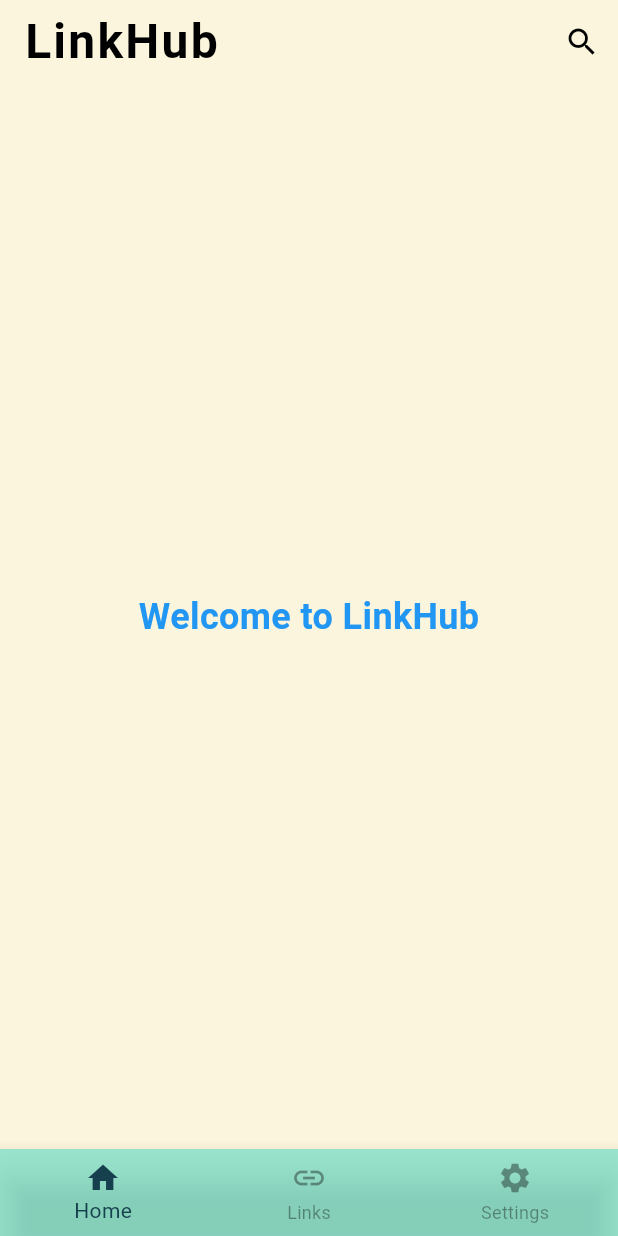
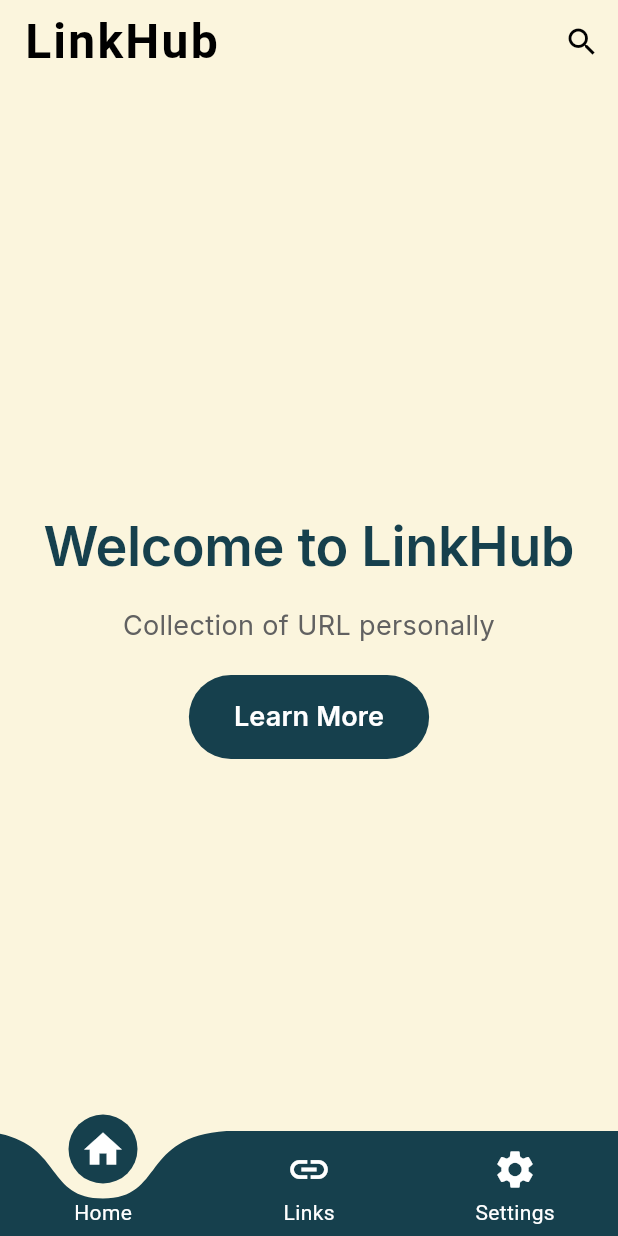
Before and after one commit to apiz23/Link-Hub, a Flutter app: the screen it shows after launch, on a phone screen of 412 x 824 dp. Run offline on Flutter 3.47's test engine with Material 3 defaults, Android fonts, the phone set to English and light mode, and no system bars; drawn by our look-alikes of curved_labeled_navigation_bar; our stand-ins replace google_fonts, qr_flutter, supabase_flutter; accounts and stored records are empty.

Commit message:
update new bottom nav

```diff
--- a/lib/app_theme.dart
+++ b/lib/app_theme.dart
@@ -3,10 +3,10 @@ import 'package:google_fonts/google_fonts.dart';
 
 class AppTheme {
   static ThemeData lightTheme = ThemeData(
-    primaryColor: Colors.deepPurple,
+    primaryColor: const Color.fromARGB(255, 255, 255, 255),
     scaffoldBackgroundColor: Color(0xFFFBF5DD),
     colorScheme: ColorScheme.light(
-      primary: Colors.deepPurple,
+      primary: Colors.white,
       secondary: Colors.amber,
     ),
   );
--- a/lib/components/link_card.dart
+++ b/lib/components/link_card.dart
@@ -14,7 +14,7 @@ class LinkCard extends StatelessWidget {
   @override
   Widget build(BuildContext context) {
     return Padding(
-      padding: const EdgeInsets.symmetric(horizontal: 16.0, vertical: 8.0),
+      padding: const EdgeInsets.symmetric(horizontal: 16.0, vertical: 2.0),
       child: Card(
         elevation: 4,
         shape: RoundedRectangleBorder(borderRadius: BorderRadius.circular(12)),
@@ -43,7 +43,7 @@ class LinkCard extends StatelessWidget {
                         link.name,
                         style: const TextStyle(
                           fontSize: 18,
-                          fontWeight: FontWeight.bold,
+                          fontWeight: FontWeight.w600,
                         ),
                       ),
                     ],
--- a/lib/main.dart
+++ b/lib/main.dart
@@ -26,7 +26,6 @@ class MyApp extends StatelessWidget {
       debugShowCheckedModeBanner: false,
       title: 'Link Hub',
       theme: AppTheme.lightTheme,
-      darkTheme: AppTheme.darkTheme,
       themeMode: ThemeMode.system,
       home: const HomeScreen(),
     );
--- a/lib/views/home.dart
+++ b/lib/views/home.dart
@@ -1,4 +1,5 @@
 import 'package:flutter/material.dart';
+import 'package:google_fonts/google_fonts.dart';
 
 class HomeView extends StatefulWidget {
   const HomeView({super.key});
@@ -11,6 +12,7 @@ class _HomeViewState extends State<HomeView> {
   @override
   Widget build(BuildContext context) {
     return Scaffold(
+      backgroundColor: Color(0xFFFBF5DD),
       appBar: AppBar(
         backgroundColor: Color(0xFFFBF5DD),
         elevation: 0,
@@ -20,8 +22,7 @@ class _HomeViewState extends State<HomeView> {
               fontSize: 32,
               fontWeight: FontWeight.bold,
               color: Colors.black,
-              letterSpacing: 1.5
-          ),
+              letterSpacing: 1.5),
         ),
         actions: [
           IconButton(
@@ -30,14 +31,53 @@ class _HomeViewState extends State<HomeView> {
           ),
         ],
       ),
-      body: Center(
-        child: Text(
-          'Welcome to LinkHub',
-          style: TextStyle(
-            fontSize: 24,
-            fontWeight: FontWeight.w600,
-            color: Colors.blue,
-          ),
+      body: Container(
+        padding: EdgeInsets.fromLTRB(20, 50, 20, 10),
+        child: Column(
+          mainAxisAlignment: MainAxisAlignment.center,
+          crossAxisAlignment: CrossAxisAlignment.center,
+          children: [
+            Text(
+              'Welcome to LinkHub',
+              style: GoogleFonts.inter(
+                textStyle: Theme.of(context).textTheme.displayLarge,
+                fontSize: 36,
+                fontWeight: FontWeight.w600,
+                color: Color(0xFF16404D),
+              ),
+            ),
+            SizedBox(height: 20),
+            Text(
+              'Collection of URL personally',
+              textAlign: TextAlign.center,
+              style: GoogleFonts.inter(
+                fontSize: 18,
+                fontWeight: FontWeight.w400,
+                color: Colors.grey[700],
+              ),
+            ),
+            SizedBox(height: 20),
+            Row(
+              mainAxisAlignment: MainAxisAlignment.center,
+              children: [
+                TextButton(
+                  onPressed: () {},
+                  style: ElevatedButton.styleFrom(
+                    backgroundColor: Color(0xFF16404D),
+                    padding: EdgeInsets.symmetric(horizontal: 30, vertical: 15),
+                  ),
+                  child: Text(
+                    'Learn More',
+                    style: GoogleFonts.inter(
+                      fontSize: 18,
+                      fontWeight: FontWeight.w600,
+                      color: Colors.white,
+                    ),
+                  ),
+                ),
+              ],
+            ),
+          ],
         ),
       ),
     );
--- a/lib/widgets/bottom_nav.dart
+++ b/lib/widgets/bottom_nav.dart
@@ -1,3 +1,5 @@
+import 'package:curved_labeled_navigation_bar/curved_navigation_bar.dart';
+import 'package:curved_labeled_navigation_bar/curved_navigation_bar_item.dart';
 import 'package:flutter/material.dart';
 
 class BottomNavBar extends StatelessWidget {
@@ -12,24 +14,27 @@ class BottomNavBar extends StatelessWidget {
 
   @override
   Widget build(BuildContext context) {
-    return BottomNavigationBar(
-      currentIndex: currentIndex,
+    return CurvedNavigationBar(
+      backgroundColor: Color(0xFFFBF5DD),
+      color: const Color(0xFF16404D),
+      animationDuration: const Duration(milliseconds: 300),
+      index: currentIndex,
       onTap: onTap,
-      backgroundColor: Color(0xAA6CDDC6),
-      selectedItemColor: Color(0xFF16404D),
-      unselectedItemColor: Colors.black38,
-      items: const [
-        BottomNavigationBarItem(
-          icon: Icon(Icons.home),
+      items: [
+        CurvedNavigationBarItem(
+          child: const Icon(Icons.home, size: 30, color: Colors.white),
           label: 'Home',
+          labelStyle: const TextStyle(color: Colors.white),
         ),
-        BottomNavigationBarItem(
-          icon: Icon(Icons.link),
+        CurvedNavigationBarItem(
+          child: const Icon(Icons.link, size: 30, color: Colors.white),
           label: 'Links',
+          labelStyle: const TextStyle(color: Colors.white),
         ),
-        BottomNavigationBarItem(
-          icon: Icon(Icons.settings),
+        CurvedNavigationBarItem(
+          child: const Icon(Icons.settings, size: 30, color: Colors.white),
           label: 'Settings',
+          labelStyle: const TextStyle(color: Colors.white),
         ),
       ],
     );
--- a/pubspec.yaml
+++ b/pubspec.yaml
@@ -39,6 +39,7 @@ dependencies:
   # Use with the CupertinoIcons class for iOS style icons.
   cupertino_icons: ^1.0.8
   google_fonts: ^6.2.1
+  curved_labeled_navigation_bar: ^2.0.5
 
 dev_dependencies:
   flutter_test:
```
Also changed, not shown: lib/components/link_details_bottom_sheet.dart (+52 -8 lines), lib/views/links.dart (+63 -8 lines), pubspec.lock, 1 other file.
